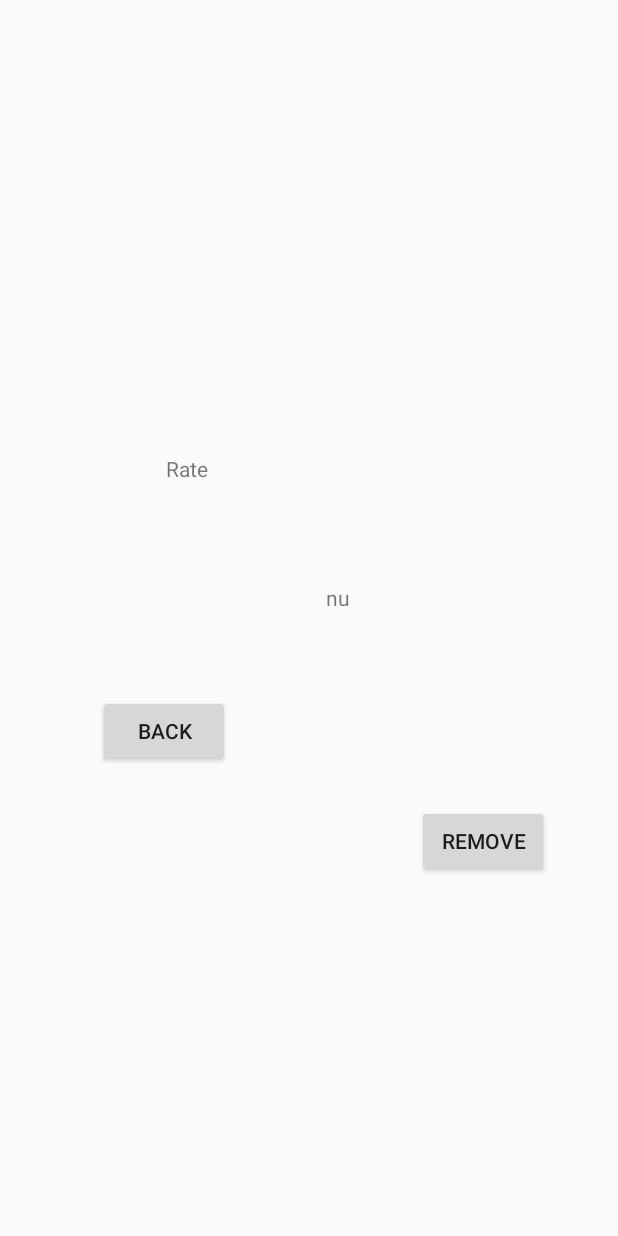
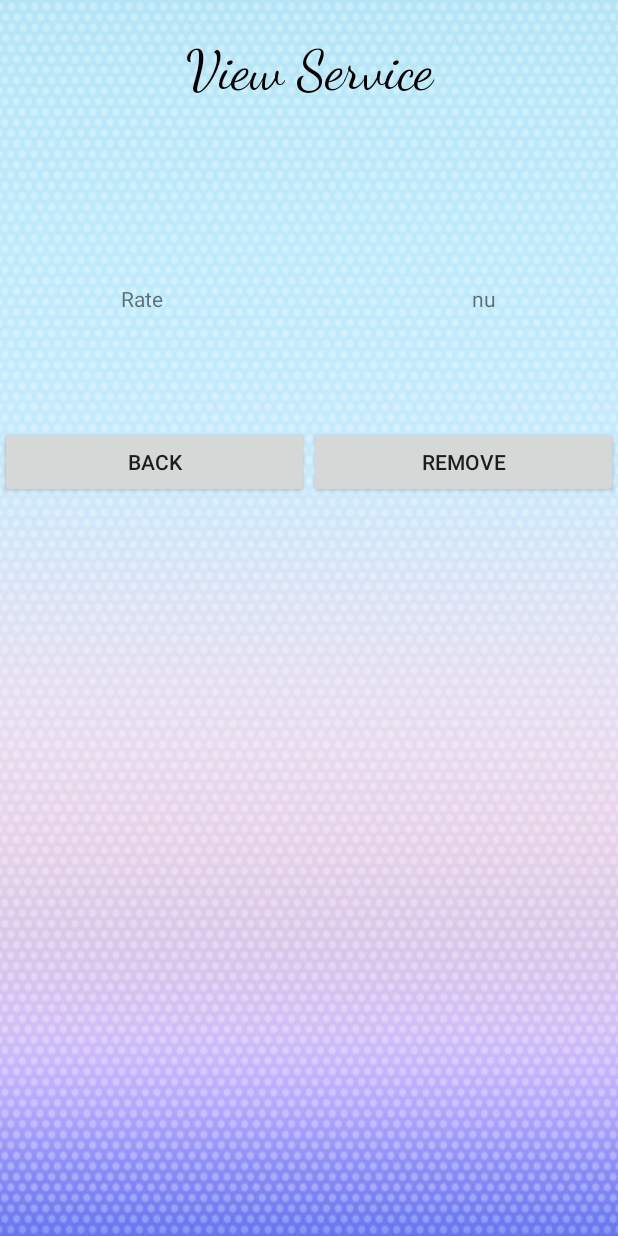
Before and after one commit to cryptaliagy/Fnord, an Android app: the SPServiceView screen opened directly, with no data from a screen before it, on a phone screen of 412 x 824 dp. Run offline under Robolectric (Android 15) with nearby library versions, the phone set to English and light mode, and no system bars.

Commit message:
Updated UI on ServiceView

```diff
--- a/app/src/main/res/layout/activity_spservice_view.xml
+++ b/app/src/main/res/layout/activity_spservice_view.xml
@@ -4,77 +4,90 @@
     xmlns:tools="http://schemas.android.com/tools"
     android:layout_width="match_parent"
     android:layout_height="match_parent"
+    android:background="@drawable/background"
     tools:context=".Activities.SPServiceView">
 
-    <Button
-        android:id="@+id/removeSPServiceView"
-        android:layout_width="wrap_content"
-        android:layout_height="wrap_content"
-        android:layout_marginStart="16dp"
-        android:layout_marginTop="249dp"
-        android:layout_marginEnd="42dp"
-        android:layout_marginBottom="114dp"
-        android:onClick="onClick"
-        android:text="Remove"
-        app:layout_constraintBottom_toBottomOf="parent"
-        app:layout_constraintEnd_toEndOf="parent"
-        app:layout_constraintStart_toEndOf="@+id/backSPServiceView"
-        app:layout_constraintTop_toBottomOf="@+id/serviceNameTextView"
-        app:layout_constraintVertical_bias="0.26999998" />
+    <LinearLayout
+        android:layout_width="match_parent"
+        android:layout_height="match_parent"
+        android:gravity="center_horizontal"
+        android:orientation="vertical">
 
-    <Button
-        android:id="@+id/backSPServiceView"
-        android:layout_width="wrap_content"
-        android:layout_height="wrap_content"
-        android:layout_marginStart="61dp"
-        android:layout_marginTop="141dp"
-        android:layout_marginEnd="105dp"
-        android:onClick="onClick"
-        android:text="Back"
-        app:layout_constraintEnd_toStartOf="@+id/removeSPServiceView"
-        app:layout_constraintStart_toStartOf="parent"
-        app:layout_constraintTop_toBottomOf="@+id/rateTextView" />
+        <Space
+            android:layout_width="match_parent"
+            android:layout_height="25dp" />
 
-    <TextView
-        android:id="@+id/serviceNameTextView"
-        android:layout_width="wrap_content"
-        android:layout_height="wrap_content"
-        android:layout_marginStart="117dp"
-        android:layout_marginTop="119dp"
-        android:layout_marginEnd="117dp"
-        android:layout_marginBottom="37dp"
-        android:text="TextView"
-        android:textSize="36sp"
-        app:layout_constraintBottom_toTopOf="@+id/rateValueTextView"
-        app:layout_constraintEnd_toEndOf="parent"
-        app:layout_constraintStart_toStartOf="parent"
-        app:layout_constraintTop_toTopOf="parent" />
+        <TextView
+            android:id="@+id/textView"
+            android:layout_width="match_parent"
+            android:layout_height="wrap_content"
+            android:fontFamily="cursive"
+            android:text="View Service"
+            android:textAlignment="center"
+            android:textColor="@color/common_google_signin_btn_text_dark_focused"
+            android:textSize="36sp" />
 
-    <TextView
-        android:id="@+id/rateTextView"
-        android:layout_width="wrap_content"
-        android:layout_height="wrap_content"
-        android:layout_marginStart="96dp"
-        android:layout_marginTop="62dp"
-        android:layout_marginEnd="34dp"
-        android:layout_marginBottom="168dp"
-        android:text="Rate"
-        app:layout_constraintBottom_toTopOf="@+id/backSPServiceView"
-        app:layout_constraintEnd_toStartOf="@+id/rateValueTextView"
-        app:layout_constraintStart_toStartOf="parent"
-        app:layout_constraintTop_toBottomOf="@+id/serviceNameTextView" />
+        <Space
+            android:layout_width="match_parent"
+            android:layout_height="75dp" />
 
-    <TextView
-        android:id="@+id/rateValueTextView"
-        android:layout_width="wrap_content"
-        android:layout_height="wrap_content"
-        android:layout_marginStart="30dp"
-        android:layout_marginTop="37dp"
-        android:layout_marginEnd="164dp"
-        android:layout_marginBottom="343dp"
-        android:text="TextView"
-        app:layout_constraintBottom_toBottomOf="parent"
-        app:layout_constraintEnd_toEndOf="parent"
-        app:layout_constraintStart_toEndOf="@+id/rateTextView"
-        app:layout_constraintTop_toBottomOf="@+id/serviceNameTextView" />
+        <TextView
+            android:id="@+id/serviceNameTextView"
+            android:layout_width="match_parent"
+            android:layout_height="wrap_content"
+            android:text="TextView"
+            android:textAlignment="center" />
+
+        <Space
+            android:layout_width="match_parent"
+            android:layout_height="25dp" />
+
+        <LinearLayout
+            android:layout_width="250dp"
+            android:layout_height="wrap_content"
+            android:gravity="center_horizontal"
+            android:orientation="horizontal">
+
+            <TextView
+                android:id="@+id/rateTextView"
+                android:layout_width="wrap_content"
+                android:layout_height="wrap_content"
+                android:text="Rate" />
+
+            <Space
+                android:layout_width="wrap_content"
+                android:layout_height="wrap_content"
+                android:layout_weight="1" />
+
+            <TextView
+                android:id="@+id/rateValueTextView"
+                android:layout_width="wrap_content"
+                android:layout_height="wrap_content"
+                android:text="TextView" />
+        </LinearLayout>
+
+        <Space
+            android:layout_width="match_parent"
+            android:layout_height="75dp" />
+
+        <LinearLayout
+            android:layout_width="match_parent"
+            android:layout_height="match_parent"
+            android:orientation="horizontal">
+
+            <Button
+                android:id="@+id/backSPServiceView"
+                android:layout_width="wrap_content"
+                android:layout_height="wrap_content"
+                android:layout_weight="1"
+                android:text="Back" />
+
+            <Button
+                android:id="@+id/removeSPServiceView"
+                android:layout_width="wrap_content"
+                android:layout_height="wrap_content"
+                android:layout_weight="1"
+                android:text="Remove" />
+        </LinearLayout>
+    </LinearLayout>
 </android.support.constraint.ConstraintLayout>
```
